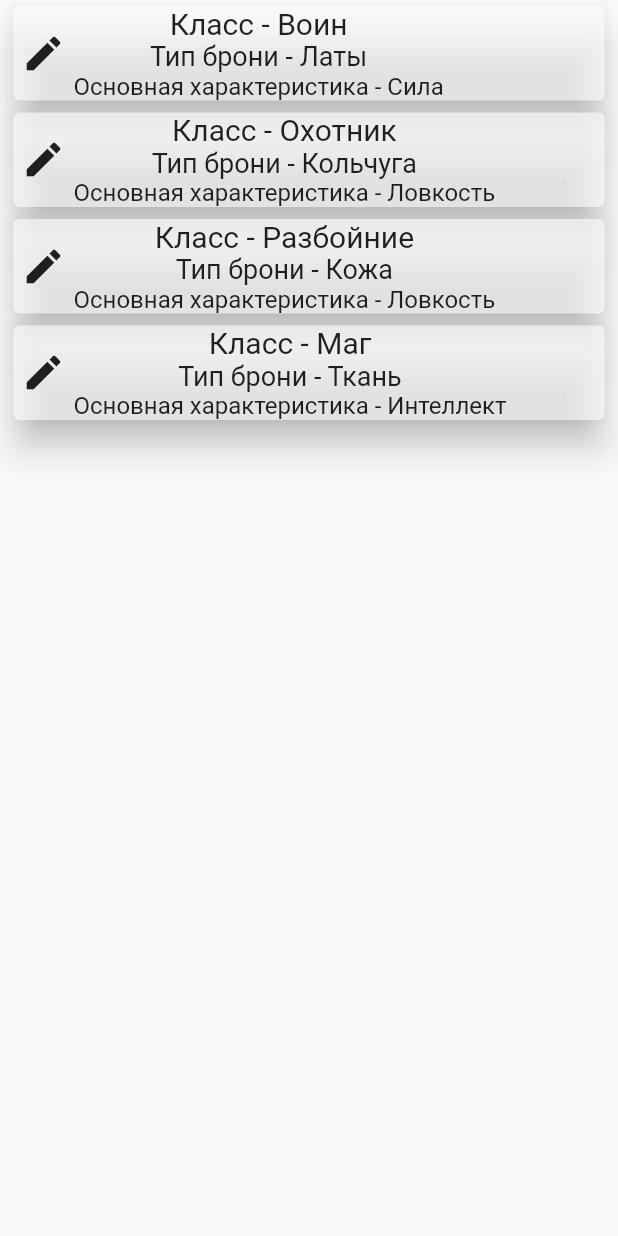
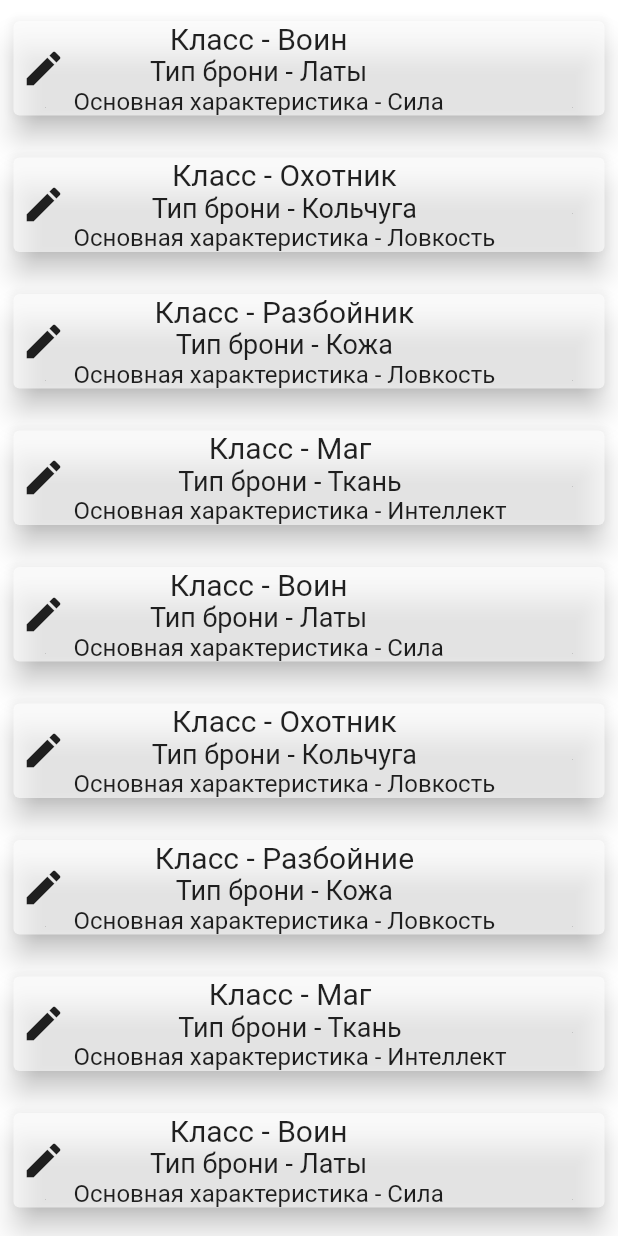
Before and after one commit to kirillnepomiluev/FlutterLessonsStemford, a Flutter app: the screen it shows after launch, on a phone screen of 412 x 824 dp. Run offline on Flutter 3.47's test engine with Material 2 defaults, Android fonts, the phone set to English and light mode, and no system bars.

Commit message:
после урока 32

```diff
--- a/lib/classList.dart
+++ b/lib/classList.dart
@@ -1,5 +1,85 @@
 
 const List<Map<String, String>> character = <Map<String, String>> [
+  {
+    "Класс" : "Воин",
+    "Тип доспехов" : "Латы",
+    "Основная харрактеристика" : "Сила",
+  },
+  {
+    "Класс" : "Охотник",
+    "Тип доспехов" : "Кольчуга",
+    "Основная харрактеристика" : "Ловкость",
+  },
+  {
+    "Класс" : "Разбойник",
+    "Тип доспехов" : "Кожа",
+    "Основная харрактеристика" : "Ловкость",
+  },
+  {
+    "Класс" : "Маг",
+    "Тип доспехов" : "Ткань",
+    "Основная харрактеристика" : "Интеллект",
+  },
+  {
+    "Класс" : "Воин",
+    "Тип доспехов" : "Латы",
+    "Основная харрактеристика" : "Сила",
+  },
+  {
+    "Класс" : "Охотник",
+    "Тип доспехов" : "Кольчуга",
+    "Основная харрактеристика" : "Ловкость",
+  },
+  {
+    "Класс" : "Разбойние",
+    "Тип доспехов" : "Кожа",
+    "Основная харрактеристика" : "Ловкость",
+  },
+  {
+    "Класс" : "Маг",
+    "Тип доспехов" : "Ткань",
+    "Основная харрактеристика" : "Интеллект",
+  },
+  {
+    "Класс" : "Воин",
+    "Тип доспехов" : "Латы",
+    "Основная харрактеристика" : "Сила",
+  },
+  {
+    "Класс" : "Охотник",
+    "Тип доспехов" : "Кольчуга",
+    "Основная харрактеристика" : "Ловкость",
+  },
+  {
+    "Класс" : "Разбойние",
+    "Тип доспехов" : "Кожа",
+    "Основная харрактеристика" : "Ловкость",
+  },
+  {
+    "Класс" : "Маг",
+    "Тип доспехов" : "Ткань",
+    "Основная харрактеристика" : "Интеллект",
+  },
+  {
+    "Класс" : "Воин",
+    "Тип доспехов" : "Латы",
+    "Основная харрактеристика" : "Сила",
+  },
+  {
+    "Класс" : "Охотник",
+    "Тип доспехов" : "Кольчуга",
+    "Основная харрактеристика" : "Ловкость",
+  },
+  {
+    "Класс" : "Разбойние",
+    "Тип доспехов" : "Кожа",
+    "Основная харрактеристика" : "Ловкость",
+  },
+  {
+    "Класс" : "Маг",
+    "Тип доспехов" : "Ткань",
+    "Основная харрактеристика" : "Интеллект",
+  },
   {
     "Класс" : "Воин",
     "Тип доспехов" : "Латы",
--- a/lib/main.dart
+++ b/lib/main.dart
@@ -23,13 +23,13 @@ class _LessonsState extends State<Lessons> {
   @override
   Widget build(BuildContext context) {
 
-    return Scaffold(
+    return Scaffold( backgroundColor: Colors.white,
       body: ListView(
-        children: character.map((item){
+        children: character.map((Map<String, String> item){
           return Padding(
-            padding: const EdgeInsets.symmetric(horizontal: 5),
+            padding: const EdgeInsets.symmetric(horizontal: 5, vertical: 10),
             child: Card(
-              elevation: 10,
+              elevation:8,
               color: Colors.white60,
               child: Center(
                 child: Row(
@@ -43,7 +43,8 @@ class _LessonsState extends State<Lessons> {
                       children: [
                         Text("Класс - ${item["Класс"]}", style: TextStyle(fontSize: 20, ),),
                         Text("Тип брони - ${item["Тип доспехов"]}", style: TextStyle(fontSize: 18, ),),
-                        Text("Основная характеристика - ${item["Основная харрактеристика"]}", style: TextStyle(fontSize: 16, ),),
+                        Text("Основная характеристика - ${item["Основная харрактеристика"]}",
+                          style: TextStyle(fontSize: 16, ),),
                       ],
                     ),
                   ],
```
